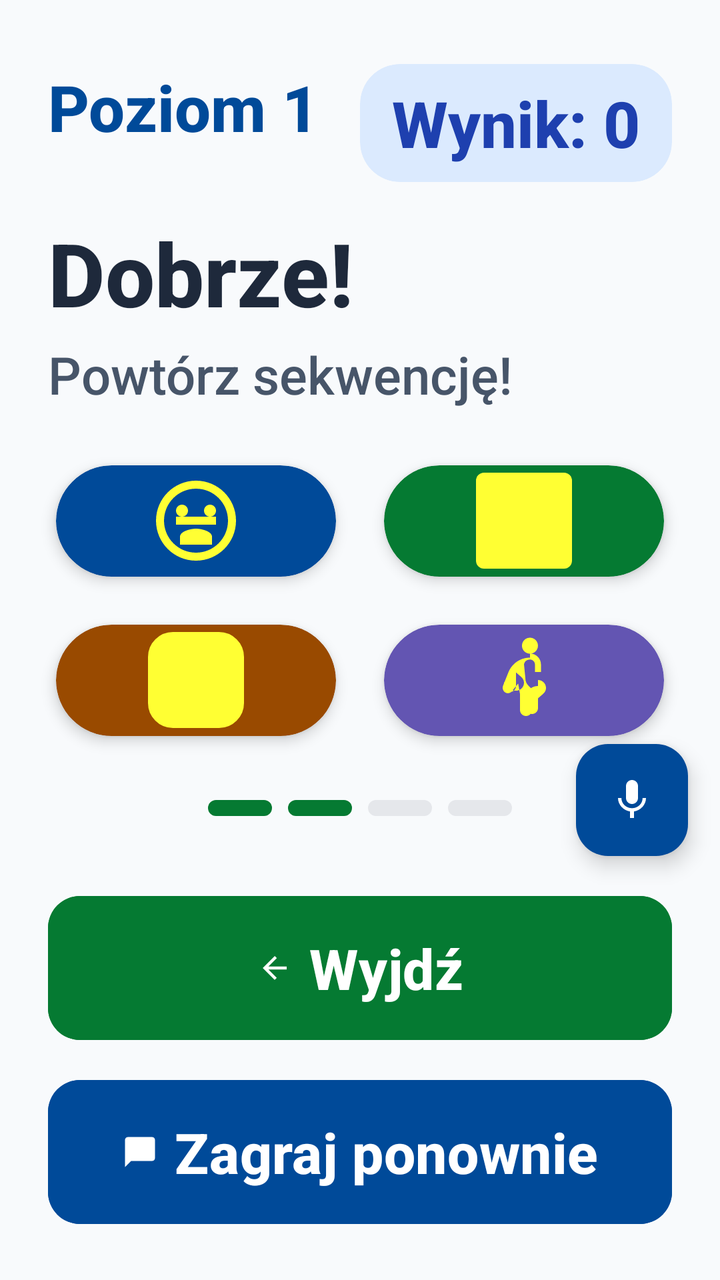
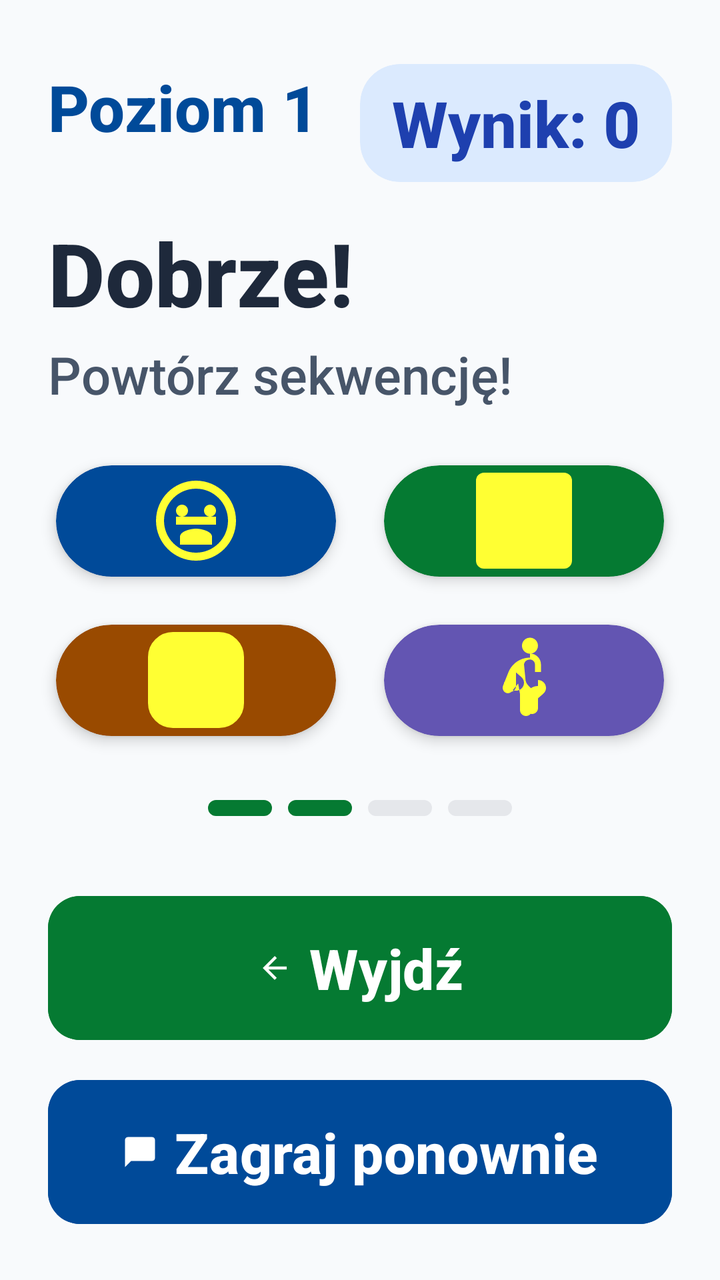

Screens rendered from an Android XML layout before and after an edit, with the pre-edit source and the edit as a unified diff.
<!-- AndroidManifest.xml: application theme Theme.Fitnessapp -->
<!-- res/layout/activity_color_tap.xml -->
<?xml version="1.0" encoding="utf-8"?>
<androidx.constraintlayout.widget.ConstraintLayout xmlns:android="http://schemas.android.com/apk/res/android"
 xmlns:app="http://schemas.android.com/apk/res-auto"
 android:layout_width="match_parent"
 android:layout_height="match_parent">

 
 <LinearLayout
 android:id="@+id/header_stats"
 android:layout_width="match_parent"
 android:layout_height="wrap_content"
 android:paddingHorizontal="24dp"
 android:paddingTop="32dp"
 android:orientation="horizontal"
 app:layout_constraintTop_toTopOf="parent">

 <TextView
 android:id="@+id/tv_level"
 android:layout_width="0dp"
 android:layout_height="wrap_content"
 android:layout_weight="1"
 android:text="Poziom 1"
 android:textColor="#004A99"
 android:textSize="32sp"
 android:textStyle="bold" />

 <androidx.cardview.widget.CardView
 android:layout_width="wrap_content"
 android:layout_height="wrap_content"
 app:cardCornerRadius="20dp"
 app:cardElevation="0dp"
 app:cardBackgroundColor="#DBEAFE">
 <TextView
 android:id="@+id/tv_score"
 android:layout_width="wrap_content"
 android:layout_height="wrap_content"
 android:paddingHorizontal="16dp"
 android:paddingVertical="8dp"
 android:text="Wynik: 0"
 android:textColor="#1E40AF"
 android:textSize="32sp"
 android:textStyle="bold" />
 </androidx.cardview.widget.CardView>
 </LinearLayout>

 <TextView
 android:id="@+id/tv_title"
 android:layout_width="0dp"
 android:layout_height="wrap_content"
 android:layout_marginStart="24dp"
 android:layout_marginEnd="24dp"
 android:layout_marginTop="16dp"
 android:text="Dobrze!"
 android:textColor="#1E293B"
 android:textSize="44sp"
 android:textStyle="bold"
 app:layout_constraintStart_toStartOf="parent"
 app:layout_constraintEnd_toEndOf="parent"
 app:layout_constraintTop_toBottomOf="@id/header_stats" />

 <TextView
 android:id="@+id/tv_instruction"
 android:layout_width="0dp"
 android:layout_height="wrap_content"
 android:layout_marginStart="24dp"
 android:layout_marginEnd="24dp"
 android:layout_marginTop="4dp"
 android:text="Powtórz sekwencję!"
 android:textColor="#475569"
 android:textSize="26sp"
 android:fontFamily="sans-serif-medium"
 app:layout_constraintStart_toStartOf="parent"
 app:layout_constraintEnd_toEndOf="parent"
 app:layout_constraintTop_toBottomOf="@id/tv_title" />


<androidx.constraintlayout.widget.ConstraintLayout
    android:id="@+id/container_grid"
    android:layout_width="match_parent"
    android:layout_height="0dp"
    android:layout_margin="16dp"
    app:layout_constraintTop_toBottomOf="@id/tv_instruction"
    app:layout_constraintBottom_toTopOf="@id/indicator_container">

    <androidx.cardview.widget.CardView
        android:id="@+id/tile_1"
        android:layout_width="0dp"
        android:layout_height="0dp"
        android:layout_margin="12dp"
        app:cardCornerRadius="32dp"
        app:cardElevation="4dp"
        app:cardBackgroundColor="#004A99"
        app:layout_constraintTop_toTopOf="parent"
        app:layout_constraintBottom_toTopOf="@id/tile_3"
        app:layout_constraintStart_toStartOf="parent"
        app:layout_constraintEnd_toStartOf="@id/tile_2">
        <ImageView
            android:layout_width="48dp"
            android:layout_height="48dp"
            android:layout_gravity="center"
            android:src="@drawable/ic_onboarding_2"
            app:tint="#FFFFFF33" />
    </androidx.cardview.widget.CardView>

    <androidx.cardview.widget.CardView
        android:id="@+id/tile_2"
        android:layout_width="0dp"
        android:layout_height="0dp"
        android:layout_margin="12dp"
        app:cardCornerRadius="32dp"
        app:cardElevation="4dp"
        app:cardBackgroundColor="#057A32"
        app:layout_constraintTop_toTopOf="parent"
        app:layout_constraintBottom_toTopOf="@id/tile_4"
        app:layout_constraintStart_toEndOf="@id/tile_1"
        app:layout_constraintEnd_toEndOf="parent">
        <View
            android:layout_width="48dp"
            android:layout_height="48dp"
            android:layout_gravity="center"
            android:background="@drawable/bg_indicator_active"
            android:backgroundTint="#FFFFFF33" />
    </androidx.cardview.widget.CardView>

    <androidx.cardview.widget.CardView
        android:id="@+id/tile_3"
        android:layout_width="0dp"
        android:layout_height="0dp"
        android:layout_margin="12dp"
        app:cardCornerRadius="32dp"
        app:cardElevation="4dp"
        app:cardBackgroundColor="#994A00"
        app:layout_constraintTop_toBottomOf="@id/tile_1"
        app:layout_constraintBottom_toBottomOf="parent"
        app:layout_constraintStart_toStartOf="parent"
        app:layout_constraintEnd_toStartOf="@id/tile_4">
        <View
            android:layout_width="48dp"
            android:layout_height="48dp"
            android:layout_gravity="center"
            android:background="@drawable/bg_checkbox_onboarding"
            android:backgroundTint="#FFFFFF33" />
    </androidx.cardview.widget.CardView>

    <androidx.cardview.widget.CardView
        android:id="@+id/tile_4"
        android:layout_width="0dp"
        android:layout_height="0dp"
        android:layout_margin="12dp"
        app:cardCornerRadius="32dp"
        app:cardElevation="4dp"
        app:cardBackgroundColor="#6355B2"
        app:layout_constraintTop_toBottomOf="@id/tile_2"
        app:layout_constraintBottom_toBottomOf="parent"
        app:layout_constraintStart_toEndOf="@id/tile_3"
        app:layout_constraintEnd_toEndOf="parent">
        <ImageView
            android:layout_width="48dp"
            android:layout_height="48dp"
            android:layout_gravity="center"
            android:src="@drawable/ic_onboarding_1"
            app:tint="#FFFFFF33" />
    </androidx.cardview.widget.CardView>
</androidx.constraintlayout.widget.ConstraintLayout>

 
 <LinearLayout
 android:id="@+id/indicator_container"
 android:layout_width="match_parent"
 android:layout_height="wrap_content"
 android:gravity="center"
 android:orientation="horizontal"
 android:layout_marginBottom="32dp"
 app:layout_constraintBottom_toTopOf="@id/btn_back_game">

 <View android:layout_width="32dp" android:layout_height="8dp" android:layout_margin="4dp" android:background="@drawable/bg_indicator_active" android:backgroundTint="#057A32" />
 <View android:layout_width="32dp" android:layout_height="8dp" android:layout_margin="4dp" android:background="@drawable/bg_indicator_active" android:backgroundTint="#057A32" />
 <View android:layout_width="32dp" android:layout_height="8dp" android:layout_margin="4dp" android:background="@drawable/bg_indicator_inactive" />
 <View android:layout_width="32dp" android:layout_height="8dp" android:layout_margin="4dp" android:background="@drawable/bg_indicator_inactive" />
 </LinearLayout>

 
 <Button
 android:id="@+id/btn_back_game"
 android:layout_width="match_parent"
 android:layout_height="80dp"
 android:layout_marginHorizontal="24dp"
 android:layout_marginBottom="12dp"
 android:backgroundTint="#057A32"
 android:text="Wyjdź"
 android:textAllCaps="false"
 android:textColor="@color/white"
 android:textSize="28sp"
 android:fontFamily="sans-serif-medium"
 android:textStyle="bold"
 app:icon="@drawable/ic_back"
 app:iconGravity="textStart"
 app:iconTint="@color/white"
 app:cornerRadius="16dp"
 app:layout_constraintBottom_toTopOf="@id/btn_restart" />

 <Button
 android:id="@+id/btn_restart"
 android:layout_width="match_parent"
 android:layout_height="80dp"
 android:layout_marginHorizontal="24dp"
 android:layout_marginBottom="24dp"
 android:backgroundTint="#004A99"
 android:text="Zagraj ponownie"
 android:textAllCaps="false"
 android:textColor="@color/white"
 android:textSize="28sp"
 android:fontFamily="sans-serif-medium"
 android:textStyle="bold"
 app:icon="@drawable/ic_chat"
 app:iconGravity="textStart"
 app:iconTint="@color/white"
 app:cornerRadius="16dp"
 app:layout_constraintBottom_toBottomOf="parent" />

 <com.google.android.material.floatingactionbutton.FloatingActionButton
 android:id="@+id/fab_mic"
 android:layout_width="wrap_content"
 android:layout_height="wrap_content"
 android:layout_margin="16dp"
 android:src="@drawable/ic_mic"
 app:tint="@color/white"
 app:backgroundTint="#004A99"
 app:layout_constraintBottom_toTopOf="@id/btn_back_game"
 app:layout_constraintEnd_toEndOf="parent"
 app:fabSize="normal" />

</androidx.constraintlayout.widget.ConstraintLayout>
<!-- resources referenced by this layout -->
<resources>
  <color name="white">#FFFFFFFF</color>
  <!-- drawable bg_checkbox_onboarding (drawable) -->
  <?xml version="1.0" encoding="utf-8"?>
  <selector xmlns:android="http://schemas.android.com/apk/res/android">
      <item android:state_checked="true">
          <shape>
              <solid android:color="#EBF2FF" />
              <stroke android:width="2dp" android:color="@color/blue_primary" />
              <corners android:radius="12dp" />
          </shape>
      </item>
      <item>
          <shape>
              <solid android:color="@color/white" />
              <stroke android:width="1dp" android:color="#E5E7EB" />
              <corners android:radius="12dp" />
          </shape>
      </item>
  </selector>
  <!-- drawable bg_indicator_active (drawable) -->
  <?xml version="1.0" encoding="utf-8"?>
  <shape xmlns:android="http://schemas.android.com/apk/res/android"
      android:shape="rectangle">
      <solid android:color="@color/blue_primary" />
      <corners android:radius="4dp" />
  </shape>
  <!-- drawable bg_indicator_inactive (drawable) -->
  <?xml version="1.0" encoding="utf-8"?>
  <shape xmlns:android="http://schemas.android.com/apk/res/android"
      android:shape="rectangle">
      <solid android:color="#E5E7EB" />
      <corners android:radius="4dp" />
  </shape>
  <!-- drawable ic_back (drawable) -->
  <vector xmlns:android="http://schemas.android.com/apk/res/android"
      android:width="24dp"
      android:height="24dp"
      android:viewportWidth="24"
      android:viewportHeight="24">
      <path
          android:fillColor="#000000"
          android:pathData="M20,11H7.83l5.59,-5.59L12,4l-8,8 8,8 1.41,-1.41L7.83,13H20v-2z"/>
  </vector>
  <!-- drawable ic_chat (drawable) -->
  <vector xmlns:android="http://schemas.android.com/apk/res/android"
      android:width="24dp"
      android:height="24dp"
      android:viewportWidth="24"
      android:viewportHeight="24">
      <path
          android:fillColor="#FF000000"
          android:pathData="M20,2H4C2.9,2 2,2.9 2,4V22L6,18H20C21.1,18 22,17.1 22,16V4C22,2.9 21.1,2 20,2Z" />
  </vector>
  <!-- drawable ic_mic (drawable) -->
  <vector xmlns:android="http://schemas.android.com/apk/res/android"
      android:width="24dp"
      android:height="24dp"
      android:viewportWidth="24"
      android:viewportHeight="24">
      <path
          android:fillColor="#1A5DFF"
          android:pathData="M12,14c1.66,0 3,-1.34 3,-3V5c0,-1.66 -1.34,-3 -3,-3S9,3.34 9,5v6C9,12.66 10.34,14 12,14zM17.3,11c0,3 -2.54,5.1 -5.3,5.1S6.7,14 6.7,11H5c0,3.41 2.72,6.23 6,6.72V21h2v-3.28c3.28,-0.49 6,-3.31 6,-6.72H17.3z"/>
  </vector>
  <!-- drawable ic_onboarding_2 (drawable) -->
  <vector xmlns:android="http://schemas.android.com/apk/res/android"
      android:width="120dp"
      android:height="120dp"
      android:viewportWidth="24"
      android:viewportHeight="24">
      <path
          android:fillColor="@color/purple_icon"
          android:pathData="M12,2C6.48,2 2,6.48 2,12s4.48,10 10,10 10,-4.48 10,-10S17.52,2 12,2zm0,18c-4.41,0 -8,-3.59 -8,-8s3.59,-8 8,-8 8,3.59 8,8 -3.59,8 -8,8zm-5,-9h10v2H7zM12,14c-1.33,0 -4,0.67 -4,2v2h8v-2c0,-1.33 -2.67,-2 -4,-2zM8.5,8c0.83,0 1.5,0.67 1.5,1.5S9.33,11 8.5,11 7,10.33 7,9.5 7.67,8 8.5,8zm7,0c0.83,0 1.5,0.67 1.5,1.5s-0.67,1.5 -1.5,1.5 -1.5,-0.67 -1.5,-1.5 0.67,-1.5 1.5,-1.5z" />
  </vector>
  <style name="Theme.Fitnessapp" parent="Base.Theme.Fitnessapp" />
  <color name="blue_primary">#2563EB</color>
  <color name="green_icon">#059669</color>
  <color name="purple_icon">#7C3AED</color>
  <style name="Base.Theme.Fitnessapp" parent="Theme.Material3.Light.NoActionBar">
          
          <item name="android:fontFamily">sans-serif-medium</item>
          <item name="android:textAllCaps">false</item>
          <item name="android:textColor">#0F172A</item>
          <item name="android:windowBackground">#F8FAFC</item>
      </style>
  <!-- unchanged entries left out for length: 1 -->
</resources>

<!-- the commit's change to res/layout/activity_color_tap.xml (unified diff, before → after) -->
@@ -218,16 +218,4 @@
  app:cornerRadius="16dp"
  app:layout_constraintBottom_toBottomOf="parent" />
 
- <com.google.android.material.floatingactionbutton.FloatingActionButton
- android:id="@+id/fab_mic"
- android:layout_width="wrap_content"
- android:layout_height="wrap_content"
- android:layout_margin="16dp"
- android:src="@drawable/ic_mic"
- app:tint="@color/white"
- app:backgroundTint="#004A99"
- app:layout_constraintBottom_toTopOf="@id/btn_back_game"
- app:layout_constraintEnd_toEndOf="parent"
- app:fabSize="normal" />
-
 </androidx.constraintlayout.widget.ConstraintLayout>
<!-- resource entries referenced after the edit -->
@@ -53,16 +53,6 @@
           android:fillColor="#FF000000"
           android:pathData="M20,2H4C2.9,2 2,2.9 2,4V22L6,18H20C21.1,18 22,17.1 22,16V4C22,2.9 21.1,2 20,2Z" />
   </vector>
-  <!-- drawable ic_mic (drawable) -->
-  <vector xmlns:android="http://schemas.android.com/apk/res/android"
-      android:width="24dp"
-      android:height="24dp"
-      android:viewportWidth="24"
-      android:viewportHeight="24">
-      <path
-          android:fillColor="#1A5DFF"
-          android:pathData="M12,14c1.66,0 3,-1.34 3,-3V5c0,-1.66 -1.34,-3 -3,-3S9,3.34 9,5v6C9,12.66 10.34,14 12,14zM17.3,11c0,3 -2.54,5.1 -5.3,5.1S6.7,14 6.7,11H5c0,3.41 2.72,6.23 6,6.72V21h2v-3.28c3.28,-0.49 6,-3.31 6,-6.72H17.3z"/>
-  </vector>
   <!-- drawable ic_onboarding_2 (drawable) -->
   <vector xmlns:android="http://schemas.android.com/apk/res/android"
       android:width="120dp"
